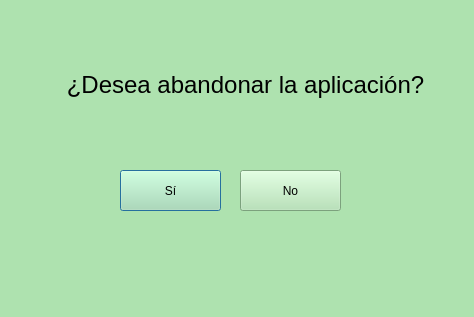
This is ProyectoUnoOperativos/ventanaconfirmarsalida.ui in nws18/ProyectoUnoOperativos as Qt 5 draws it before an edit. The edited form follows.
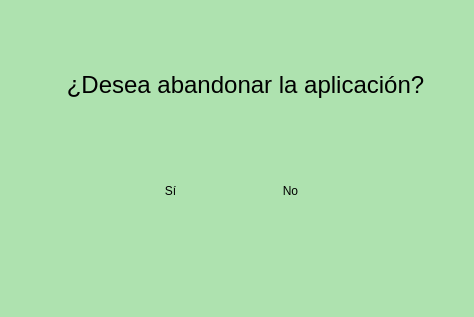
This is the edited form. Icons and pictures are not drawn.

The edit to the form file:
```diff
--- a/ProyectoUnoOperativos/ventanaconfirmarsalida.ui
+++ b/ProyectoUnoOperativos/ventanaconfirmarsalida.ui
@@ -38,6 +38,15 @@
      <height>41</height>
     </rect>
    </property>
+   <property name="cursor">
+    <cursorShape>PointingHandCursor</cursorShape>
+   </property>
+   <property name="styleSheet">
+    <string notr="true">background-color: transparent;
+background: none;
+border: nonde;
+background-repeat: none;</string>
+   </property>
    <property name="text">
     <string>Sí</string>
    </property>
@@ -61,6 +70,15 @@
      <height>41</height>
     </rect>
    </property>
+   <property name="cursor">
+    <cursorShape>PointingHandCursor</cursorShape>
+   </property>
+   <property name="styleSheet">
+    <string notr="true">background-color: transparent;
+background: none;
+border: nonde;
+background-repeat: none;</string>
+   </property>
    <property name="text">
     <string>No</string>
    </property>
```
